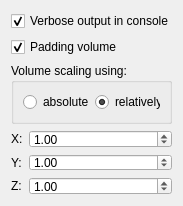
The window that src/Interface/Modules/Fields/InterfaceWithCleaverDialog.ui (SCIInstitute/SCIRun) describes before a commit, drawn with Qt 5.
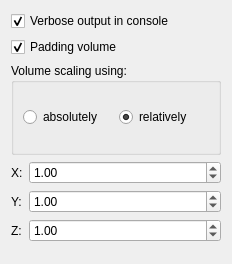
The same window after the commit.

The edit to the form file:
```diff
--- a/src/Interface/Modules/Fields/InterfaceWithCleaverDialog.ui
+++ b/src/Interface/Modules/Fields/InterfaceWithCleaverDialog.ui
@@ -6,14 +6,14 @@
    <rect>
     <x>0</x>
     <y>0</y>
-    <width>183</width>
-    <height>206</height>
+    <width>232</width>
+    <height>264</height>
    </rect>
   </property>
   <property name="minimumSize">
    <size>
-    <width>183</width>
-    <height>206</height>
+    <width>232</width>
+    <height>264</height>
    </size>
   </property>
   <property name="windowTitle">
```
